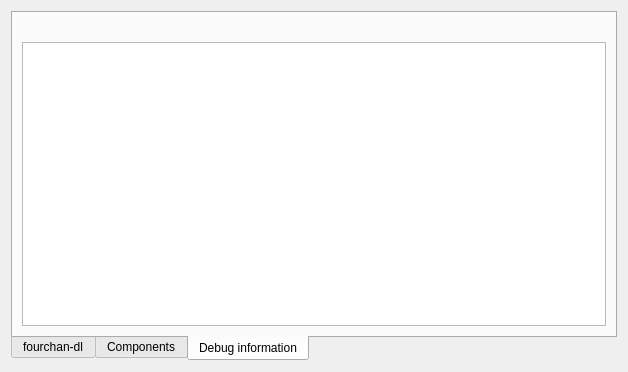
Qt form gui/uiinfo.ui (chrisdevchroma/fourchan-dl) before a commit.
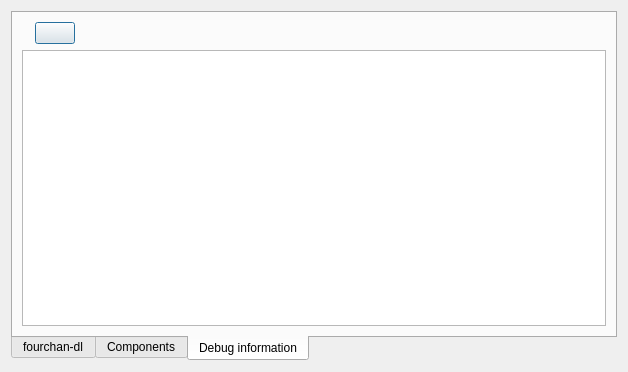
The same form after that commit. The open tabs and pages were chosen to show the change. Icons and pictures are not drawn.

Commit message: Adding more debug functions Currently active download requests can be shown

```diff
--- a/gui/uiinfo.ui
+++ b/gui/uiinfo.ui
@@ -163,6 +163,8 @@
       </attribute>
       <layout class="QGridLayout" name="gridLayout_4">
        <item row="0" column="0">
+        <layout class="QHBoxLayout" name="horizontalLayout">
+         <item>
         <widget class="QLabel" name="lDebugInformation">
          <property name="text">
           <string/>
@@ -171,6 +173,35 @@
           <enum>Qt::RichText</enum>
          </property>
         </widget>
+         </item>
+         <item>
+          <widget class="QPushButton" name="btnShowRequests">
+           <property name="toolTip">
+            <string>View pending requests</string>
+           </property>
+           <property name="text">
+            <string/>
+           </property>
+           <property name="icon">
+            <iconset resource="resources.qrc">
+             <normaloff>:/icons/resources/search.png</normaloff>:/icons/resources/search.png</iconset>
+           </property>
+          </widget>
+         </item>
+         <item>
+          <spacer name="horizontalSpacer">
+           <property name="orientation">
+            <enum>Qt::Horizontal</enum>
+           </property>
+           <property name="sizeHint" stdset="0">
+            <size>
+             <width>40</width>
+             <height>20</height>
+            </size>
+           </property>
+          </spacer>
+         </item>
+        </layout>
        </item>
        <item row="1" column="0">
         <widget class="QTextEdit" name="textEdit"/>
```
Lines whose indentation alone changed are shown as unchanged. The commit also changes 9 other files.
